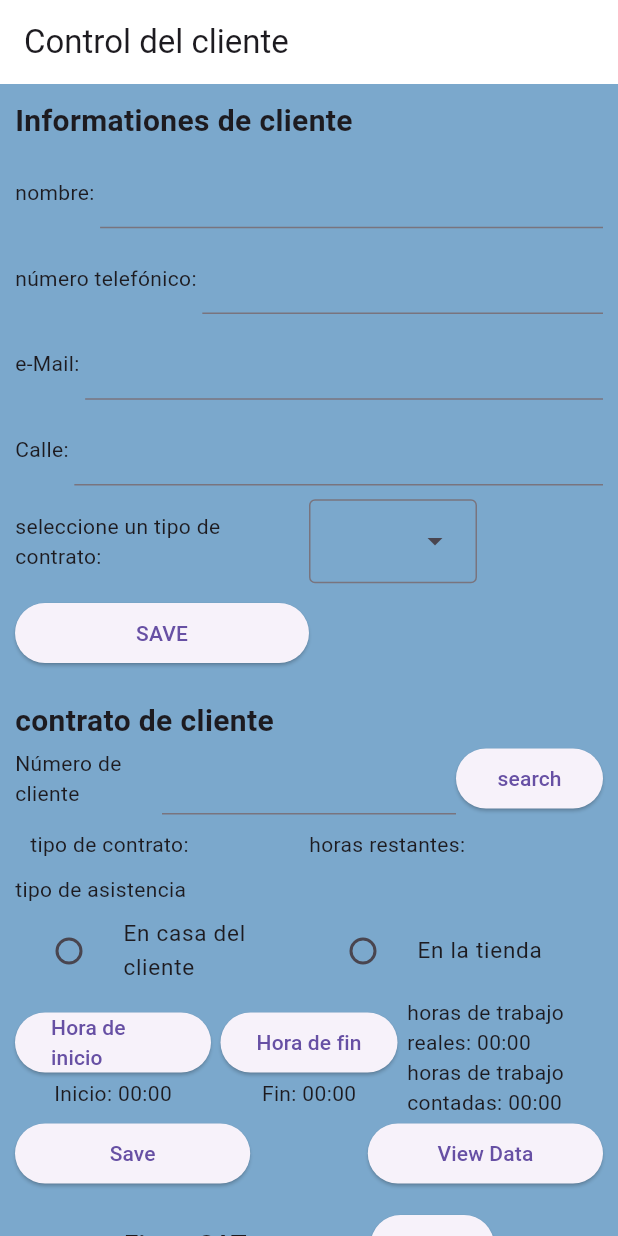
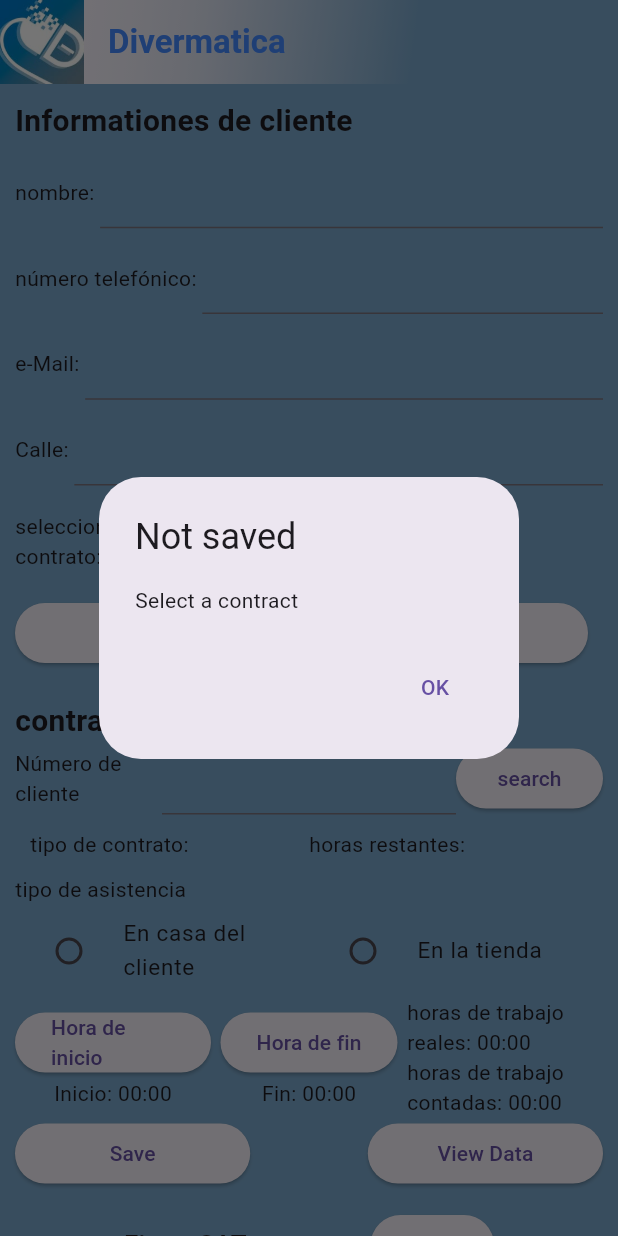
Before and after one commit to MichBell2417/CustomersRequestApp, a Flutter app: the screen it shows after launch, after a tap on "SAVE", on a phone screen of 412 x 824 dp. Run offline on Flutter 3.47's test engine with Material 3 defaults, Android fonts, the light colour scheme and no system bars; our stand-ins replace signature; missing offline and left inert: dart:ffi, mysql1; accounts and stored records are empty.

Commit message:
edited UI and controlled more error

```diff
--- a/customer_request_application/lib/classes.dart
+++ b/customer_request_application/lib/classes.dart
@@ -65,11 +65,10 @@ class ApplicationController extends ChangeNotifier {
   Customer? customer;
   BuildContext? classContext;
   bool connectionStatus = false;
-  final List<ContractType> contractTypes = <ContractType>[];
+  final List<ContractType> contractTypes = <ContractType>[ContractType("primo", TimeOfDay(hour: 10, minute: 0))];
   List<Customer> customers = [];
 
   //------------------------------------------ notifyListeners();
-  @override
   void notifyListenersLocal(){
     notifyListeners();
   }
@@ -145,7 +144,7 @@ class ApplicationController extends ChangeNotifier {
             "UPDATE customer SET name = '$name', email='$eMail', phone_number='$phoneNumber', street='$street', CP='6523' WHERE id = $index ");
         alert(classContext!, "Upgraded", "The customer has been upgraded");
       } catch (e) {
-        alert(classContext!, "Error", "check if the data are correct");
+        alert(classContext!, "Error", "check if the data are correct or check the connection to database.");
       }
     }
     /*try {
@@ -157,8 +156,7 @@ class ApplicationController extends ChangeNotifier {
     }*/
   }
 
-  void addCustomer(
-      String name, String eMail, String phoneNumber, String street) async {
+  Future<bool> addCustomer(String name, String eMail, String phoneNumber, String street) async {
     ContractType? contract;
     if (selectedContract != "") {
       for (int i = 0; i < contractTypes.length; i++) {
@@ -168,8 +166,8 @@ class ApplicationController extends ChangeNotifier {
         }
       }
       if (contract != null && eMail.contains('@')) {
-        customers.add(Customer(
-            name, eMail, phoneNumber, street, contract.time, contract));
+        customers.add(Customer(name, eMail, phoneNumber, street, contract.time, contract));
+        try {
           //print(contract.name);
           var contractdb = await database!.query(
               'SELECT id,time_duration FROM contract WHERE name="${contract.name}" ');
@@ -178,14 +176,21 @@ class ApplicationController extends ChangeNotifier {
           var time_duration = contractdb.toList().first['time_duration'];
           //print(id_contract.runtimeType);
           //print(time_duration.runtimeType);
-        try {
           var result = await database!.query(
               "INSERT INTO customer (name,email,phone_number,street,CP,id_contract,remaining_time) VALUES ('$name','$eMail','$phoneNumber','$street','5432','$id_contract','$time_duration')");
-          alert(classContext!, "Saved", "the customer has been saved");
+          alert(classContext!, "Saved", "the customer has been saved in database");
+          return true;
         } catch (e) {
-          alert(classContext!, "Not saved", "the customer hasn't been saved");
+          alert(classContext!, "Not saved", "the customer hasn't been saved in database.");
+          return false;
         }
+      }else {
+        alert(classContext!, "Not saved", "Insert a valid Email");
+        return false;
       }
+    }else{
+      alert(classContext!, "Not saved", "Select a contract");
+      return false;
     }
   }
 
--- a/customer_request_application/lib/main.dart
+++ b/customer_request_application/lib/main.dart
@@ -85,8 +85,18 @@ class FirstScreen extends StatelessWidget {
 
     return Scaffold(
         appBar: AppBar(
-          backgroundColor: Colors.white,
-          title: Text('Control del cliente'),
+          flexibleSpace:
+            Container(
+              decoration: const BoxDecoration(
+                gradient: LinearGradient(
+                begin: Alignment.topLeft,
+                end: Alignment.bottomRight,
+                tileMode: TileMode.clamp,
+                colors: <Color>[Color.fromARGB(0, 255, 255, 255), Color.fromARGB(63, 123, 168, 204), Color.fromARGB(255, 123, 168, 204),Color.fromARGB(255, 123, 168, 204)]),
+              ),
+            ),
+          leading: Image.asset("resources/image/DivermaticaLogo.jpg", ),
+          title: Text('Divermatica', style: TextStyle(color: Colors.blueAccent, fontWeight: FontWeight.bold),),
         ),
         body: SingleChildScrollView(
           child: Column(
@@ -140,10 +150,11 @@ class FirstScreen extends StatelessWidget {
                             child: customersController.customer == null
                                 ? graphicPartContract
                                 : null),
-                        Row(mainAxisAlignment: MainAxisAlignment.spaceAround, children: [
+                        Row(mainAxisAlignment: MainAxisAlignment.spaceBetween, children: [
                           Expanded(
+                            flex: 3,
                             child: ElevatedButton(
-                              onPressed: () {
+                              onPressed: () async {
                                 if (customersController.customer != null) {
                                   customersController.upgradeData(
                                     int.parse(customerNumberController.text),
@@ -151,16 +162,17 @@ class FirstScreen extends StatelessWidget {
                                     emailController.text,
                                     numeroDeTelefonoController.text,
                                     streetController.text);
-                                } else {
-                                  customersController.addCustomer(
+                                } else{
+                                  if(await customersController.addCustomer(
                                     nombreController.text,
                                     emailController.text,
                                     numeroDeTelefonoController.text,
-                                      streetController.text);
+                                    streetController.text)){
                                       nombreController.text = "";
                                       emailController.text = "";
                                       numeroDeTelefonoController.text = "";
                                       streetController.text = "";
+                                    }
                                 }
                               },
                               child: Text(customersController.customer != null
@@ -168,12 +180,17 @@ class FirstScreen extends StatelessWidget {
                                   : "SAVE")
                               ),
                           ),
-                          Expanded(
-                            child: Container(child:
+                          Container(
+                            padding: EdgeInsets.fromLTRB(10,0,0,0),
+                            child:
                             customersController.customer != null ?
                             ElevatedButton(
                               onPressed: (){
                                 customersController.customer=null;
+                                nombreController.text = "";
+                                emailController.text = "";
+                                numeroDeTelefonoController.text = "";
+                                streetController.text = "";
                                 customersController.notifyListenersLocal();
                               },
                               child: Icon(
@@ -183,7 +200,6 @@ class FirstScreen extends StatelessWidget {
                                 semanticLabel: 'add a new customers',
                               ),
                             ) : null
-                            ),
                           ),
                         ],
                         ),
@@ -217,8 +233,8 @@ class FirstScreen extends StatelessWidget {
                                   onPressed: () async {
                                     try {
                                       styleTextSearchField=TextStyle(color: Colors.black);
-                                      if (await customersController.findCustomerFromNumberdb(
-                                        int.parse(customerNumberController.text))) {
+                                      if (await customersController.findNumberCustomer(
+                                        customerNumberController.text)) {
                                         nombreController.text =
                                             customersController.customer!.name;
                                         emailController.text =
--- a/customer_request_application/pubspec.yaml
+++ b/customer_request_application/pubspec.yaml
@@ -24,3 +24,5 @@ dev_dependencies:
 
 flutter:
   uses-material-design: true
+  assets:
+  - resources/image/
```
Also changed, not shown: customer_request_application/resources/image/DivermaticaLogo.jpg (added). Lines whose indentation alone changed are shown as unchanged.
